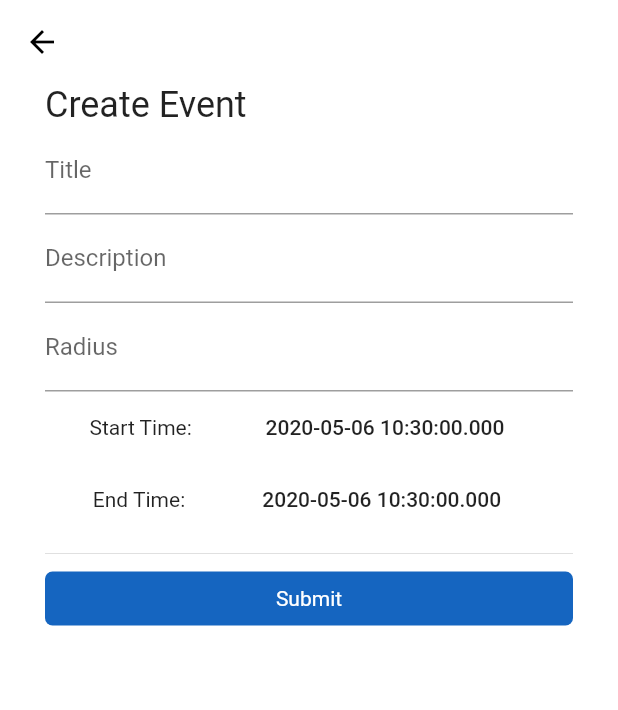
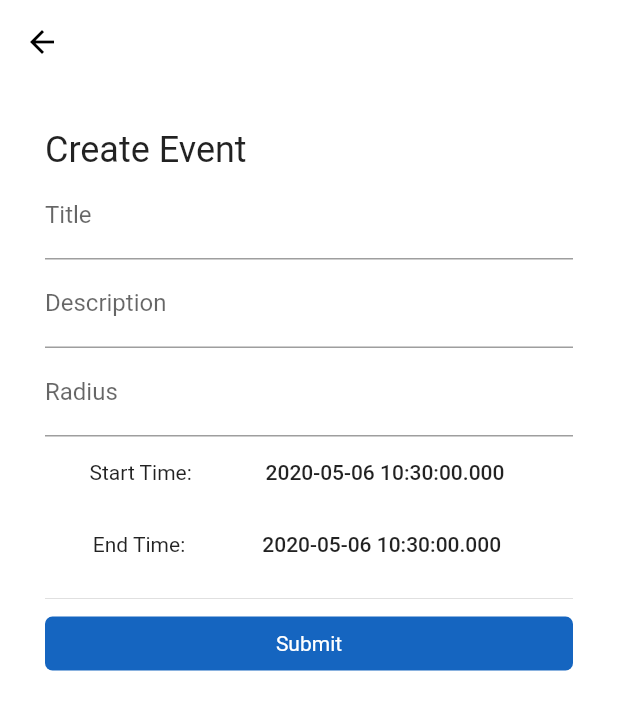
Before and after one commit to inovtribe/CleanEarth, a Flutter app: the CreateEventScreen screen opened by its route, on a phone screen of 412 x 824 dp. Shown: the top 710 px of the screen. Run offline on Flutter 3.47's test engine with Material 2 defaults, Android fonts, the phone set to English and light mode, and no system bars; our stand-ins replace cloud_firestore, firebase_auth, firebase_storage, flutter_datetime_picker, get_it, image_picker and 2 more; missing offline and left inert: flutter_tagging, geoflutterfire; accounts and stored records are empty.

Commit message:
changed column to listview & fixed padding

```diff
--- a/lib/ui/screens/create_event_screen.dart
+++ b/lib/ui/screens/create_event_screen.dart
@@ -25,9 +25,12 @@ class CreateEventScreen extends StatelessWidget {
               color: Colors.black,
             ),
           ),
-          body: Padding(
-            padding: const EdgeInsets.symmetric(horizontal: 30.0),
-            child: ListView(
+          body: ListView(
+            padding: const EdgeInsets.only(
+              top: 30,
+              left: 30,
+              right: 30,
+            ),
             children: <Widget>[
               Text(
                 'Create Event',
@@ -98,7 +101,6 @@ class CreateEventScreen extends StatelessWidget {
               )
             ],
           ),
-          ),
         );
       },
     );
```
Also changed, not shown: lib/ui/screens/event_details_screen.dart (+5 -6 lines). Lines whose indentation alone changed are shown as unchanged.
